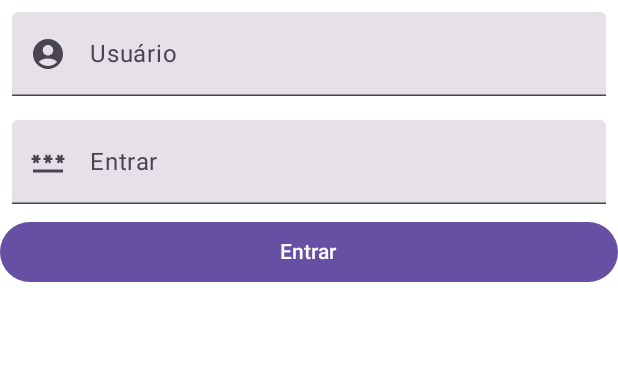
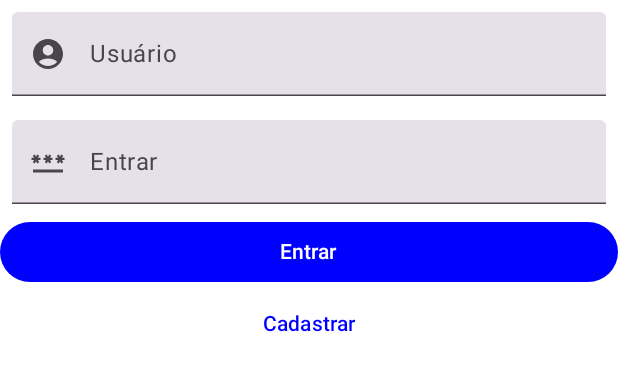
Before and after one commit to gustavosantiagob2/Compose_Login, an Android app built with Jetpack Compose: the @Preview function AuthScreenView, on a phone screen of 412 x 824 dp. Shown: the top 371 px of the screen. Run offline under Robolectric (Android 15) with nearby library versions, the phone set to English and light mode, and no system bars.

Commit message:
Começando a implementar a parte de navegação de telas

```diff
--- a/app/src/main/java/com/example/login/MainActivity.kt
+++ b/app/src/main/java/com/example/login/MainActivity.kt
@@ -1,31 +1,12 @@
 package com.example.login
 
 import android.os.Bundle
-import android.util.Log
 import androidx.activity.ComponentActivity
 import androidx.activity.compose.setContent
-import androidx.compose.foundation.layout.Column
 import androidx.compose.foundation.layout.fillMaxSize
-import androidx.compose.foundation.layout.fillMaxWidth
-import androidx.compose.foundation.layout.padding
-import androidx.compose.material.icons.Icons
-import androidx.compose.material.icons.filled.AccountCircle
-import androidx.compose.material.icons.filled.Password
-import androidx.compose.material3.Button
-import androidx.compose.material3.Icon
 import androidx.compose.material3.MaterialTheme
 import androidx.compose.material3.Surface
-import androidx.compose.material3.Text
-import androidx.compose.material3.TextField
-import androidx.compose.runtime.Composable
-import androidx.compose.runtime.getValue
-import androidx.compose.runtime.mutableStateOf
-import androidx.compose.runtime.remember
-import androidx.compose.runtime.setValue
 import androidx.compose.ui.Modifier
-import androidx.compose.ui.text.input.PasswordVisualTransformation
-import androidx.compose.ui.tooling.preview.Preview
-import androidx.compose.ui.unit.dp
 import com.example.login.ui.theme.LoginTheme
 
 class MainActivity : ComponentActivity() {
@@ -38,88 +19,15 @@ class MainActivity : ComponentActivity() {
                     modifier = Modifier.fillMaxSize(),
                     color = MaterialTheme.colorScheme.background
                 ) {
-                    AuthScreen(
-                        onEnterClick = {
-                            Log.i("MainActivity","onCreate $it")
-                        }
-                    )
+//                    SignInScreen(
+//                        onSignInClick = {}
+//                    )
+//                    SignUpScreen(
+//                        onSignInClick = {}
+//                    )
+//                    MainScreen(user = "")
                 }
             }
         }
     }
 }
-
-
-@Composable
-fun AuthScreen(
-    onEnterClick:(User) -> Unit
-) {
-    Column {
-
-        var username by remember {
-            mutableStateOf("")
-        }
-        var password by remember {
-            mutableStateOf("")
-        }
-        TextField(
-            modifier = Modifier
-                .padding(8.dp)
-                .fillMaxWidth(),
-            value = username,
-            onValueChange = { newValue ->
-                username = newValue
-            },
-            label = {
-                Text(text = "Usuário")
-            },
-            //Icones que ficam na esquerda
-            leadingIcon = @androidx.compose.runtime.Composable {
-                Icon(
-                    imageVector = Icons.Default.AccountCircle,
-                    contentDescription = "usuário"
-                )
-            }
-        )
-        TextField(
-            modifier = Modifier
-                .padding(8.dp)
-                .fillMaxWidth(),
-            value = password,
-            onValueChange = {
-                password = it
-            },
-            visualTransformation = PasswordVisualTransformation(),
-            label = {
-                Text(text = "Entrar")
-            },
-            leadingIcon = {
-                Icon(
-                    imageVector = Icons.Default.Password,
-                    contentDescription = "Representação de senha "
-                )
-            }
-
-        )
-        Button(
-            modifier = Modifier
-                .fillMaxWidth(),
-            onClick = {
-                onEnterClick(
-                    User(
-                        username,
-                        password
-                    )
-                )
-            })
-        {
-            Text(text = "Entrar")
-        }
-    }
-}
-
-@Preview(showSystemUi = true)
-@Composable
-private fun AuthScreenView() {
-    AuthScreen(onEnterClick = {})
-}
--- /dev/null
+++ b/app/src/main/java/com/example/login/screens/MainScreen.kt
@@ -0,0 +1 @@
+package com.example.login.screens
--- /dev/null
+++ b/app/src/main/java/com/example/login/screens/SignInScreen.kt
@@ -0,0 +1,126 @@
+package com.example.login.screens
+
+import androidx.compose.foundation.layout.Column
+import androidx.compose.foundation.layout.fillMaxWidth
+import androidx.compose.foundation.layout.padding
+import androidx.compose.material.icons.Icons
+import androidx.compose.material.icons.filled.AccountCircle
+import androidx.compose.material.icons.filled.Password
+import androidx.compose.material3.Button
+import androidx.compose.material3.ButtonDefaults
+import androidx.compose.material3.Icon
+import androidx.compose.material3.MaterialTheme
+import androidx.compose.material3.Text
+import androidx.compose.material3.TextField
+import androidx.compose.runtime.Composable
+import androidx.compose.runtime.getValue
+import androidx.compose.runtime.mutableStateOf
+import androidx.compose.runtime.remember
+import androidx.compose.runtime.setValue
+import androidx.compose.ui.Modifier
+import androidx.compose.ui.graphics.Color
+import androidx.compose.ui.text.input.PasswordVisualTransformation
+import androidx.compose.ui.tooling.preview.Preview
+import androidx.compose.ui.unit.dp
+import com.example.login.User
+
+
+@Composable
+fun SingInScreen(
+    onSignInClick:(User) -> Unit
+) {
+    Column {
+
+        var username by remember {
+            mutableStateOf("")
+        }
+        var password by remember {
+            mutableStateOf("")
+        }
+        TextField(
+            modifier = Modifier
+                .padding(8.dp)
+                .fillMaxWidth(),
+            value = username,
+            onValueChange = { newValue ->
+                username = newValue
+            },
+            label = {
+                Text(text = "Usuário")
+            },
+            //Icones que ficam na esquerda
+            leadingIcon = @Composable {
+                Icon(
+                    imageVector = Icons.Default.AccountCircle,
+                    contentDescription = "usuário"
+                )
+            }
+        )
+        TextField(
+            modifier = Modifier
+                .padding(8.dp)
+                .fillMaxWidth(),
+            value = password,
+            onValueChange = {
+                password = it
+            },
+            visualTransformation = PasswordVisualTransformation(),
+            label = {
+                Text(text = "Entrar")
+            },
+            leadingIcon = {
+                Icon(
+                    imageVector = Icons.Default.Password,
+                    contentDescription = "Representação de senha "
+                )
+            }
+
+        )
+        Button(
+            modifier = Modifier
+                .fillMaxWidth(),
+            colors = ButtonDefaults.buttonColors(
+                Color(Color.Blue.value)
+            ),
+            onClick = {
+                onSignInClick(
+                    User(
+                        username,
+                        password
+                    )
+                )
+            })
+        {
+            Text(text = "Entrar")
+        }
+        val mainButtonColor = ButtonDefaults.buttonColors(
+            containerColor = Color.White,
+            contentColor = MaterialTheme.colorScheme.surface
+        )
+        Button(
+            modifier = Modifier
+                .fillMaxWidth(),
+            colors = mainButtonColor,
+            onClick = {
+                onSignInClick(
+                    User(
+                        username,
+                        password
+                    )
+                )
+            })
+        {
+            Text(
+                text = "Cadastrar",
+                color = Color.Blue
+            )
+            Color(Color.White.value)
+        }
+    }
+}
+
+@Preview(showSystemUi = true)
+@Composable
+private fun AuthScreenView() {
+    SingInScreen{}
+}
```
Also changed, not shown: app/src/main/java/com/example/login/screens/SignUpScreen.kt (added, +118 -0 lines).
